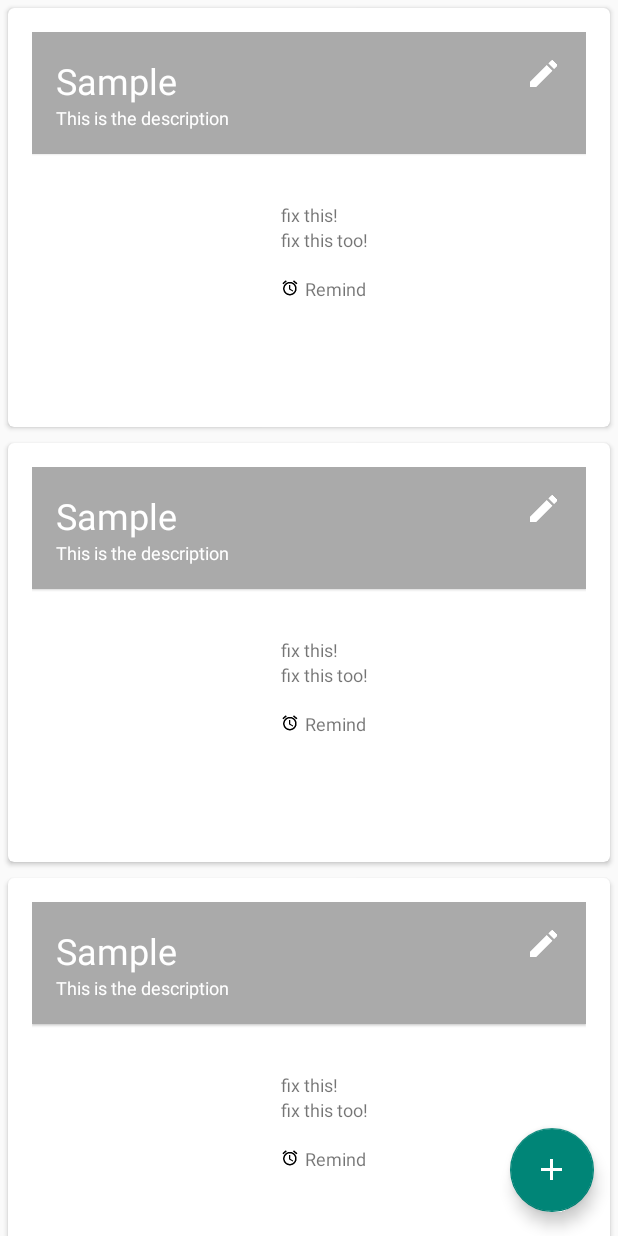
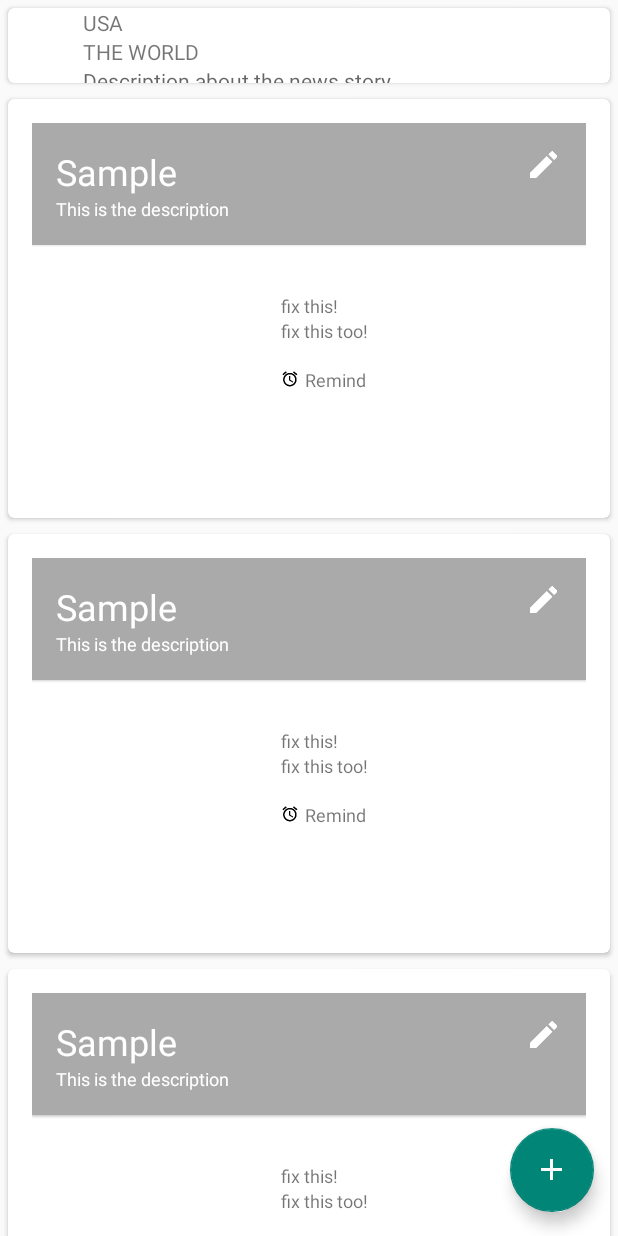
Before and after one commit to ramonaharrison/dream-team-now, an Android app: the screen it shows after launch (MainActivity), on a phone screen of 412 x 824 dp. Run offline under Robolectric (Android 15) with nearby library versions, the light colour scheme and no system bars.

Commit message:
Added news trending card

```diff
--- a/app/src/main/java/com/ramonaharrison/dev/dreamteamnow/CardAdapter.java
+++ b/app/src/main/java/com/ramonaharrison/dev/dreamteamnow/CardAdapter.java
@@ -8,6 +8,7 @@ import android.view.View;
 import android.view.ViewGroup;
 import android.view.animation.Animation;
 import android.view.animation.AnimationUtils;
+import android.widget.ImageView;
 import android.widget.TextView;
 
 import java.util.List;
@@ -24,11 +25,13 @@ public class CardAdapter extends RecyclerView.Adapter<RecyclerView.ViewHolder> {
 
     // TODO: add an int value for each card type
     private final int TODO = 1;
+    private final int TREND = 11;
 
     public CardAdapter(List<CardInfo> cardList, Context context) {
         this.cardList = cardList;
         this.context = context;
     }
+
 
     @Override
     public int getItemCount() {
@@ -55,6 +58,25 @@ public class CardAdapter extends RecyclerView.Adapter<RecyclerView.ViewHolder> {
         }
     }
 
+    public class TrendingViewHolder extends RecyclerView.ViewHolder{
+
+        TextView title,section,description;
+        CardView trendCard;
+        ImageView thumbnail;
+
+        public TrendingViewHolder(View v){
+            super(v);
+            title = (TextView) v.findViewById(R.id.newsTitle);
+            section = (TextView) v.findViewById(R.id.newsSection);
+            description = (TextView) v.findViewById(R.id.newsDescription);
+            thumbnail = (ImageView) v.findViewById(R.id.newsThumbnail);
+            trendCard = (CardView) v.findViewById(R.id.trend_card_view);
+
+        }
+
+
+    }
+
     @Override
     public int getItemViewType(int position) {
 
@@ -62,6 +84,9 @@ public class CardAdapter extends RecyclerView.Adapter<RecyclerView.ViewHolder> {
         if (cardList.get(position).getType().equals("todo")) {
             return TODO;
         }
+        else if(cardList.get(position).getType().equals("trend"))
+            return TREND;
+
         return 0;
     }
 
@@ -76,6 +101,13 @@ public class CardAdapter extends RecyclerView.Adapter<RecyclerView.ViewHolder> {
                      inflate(R.layout.todo_card, parent, false);
 
              return new TodoViewHolder(itemView);
+         }
+        else if(viewType == TREND){
+             View itemView = LayoutInflater.
+                     from(parent.getContext()).
+                     inflate(R.layout.trending_card, parent, false);
+
+             return new TrendingViewHolder(itemView);
          }
 
         return null;
@@ -96,6 +128,15 @@ public class CardAdapter extends RecyclerView.Adapter<RecyclerView.ViewHolder> {
             todoViewHolder.minutesBefore.setText(todo.getMinutesBeforeString());
             setAnimation(todoViewHolder.todoCard, position);
         }
+        else if (viewHolder.getItemViewType() == TREND) {
+            TrendInfo trendInfo = (TrendInfo) cardList.get(position);
+            TrendingViewHolder trendViewHolder = (TrendingViewHolder) viewHolder;
+            trendViewHolder.section.setText(trendInfo.getNewsStories().get(0).getSection());
+            trendViewHolder.title.setText(trendInfo.getNewsStories().get(0).getTitle());
+            trendViewHolder.description.setText(trendInfo.getNewsStories().get(0).getAbstract());
+            //Set thumbnail image here
+            setAnimation(trendViewHolder.trendCard, position);
+        }
     }
 
 
--- a/app/src/main/java/com/ramonaharrison/dev/dreamteamnow/MainActivity.java
+++ b/app/src/main/java/com/ramonaharrison/dev/dreamteamnow/MainActivity.java
@@ -31,7 +31,14 @@ public class MainActivity extends Activity {
     private void initializeCards() {
         //TODO: add your cards to the deck here
         cards = new ArrayList<>();
+        initializeTrend();
         initializeTodo();
+    }
+
+    private void initializeTrend(){
+        TrendInfo trend = new TrendInfo();
+        cards.add(trend);
+
     }
 
     private void initializeTodo() {
@@ -62,4 +69,5 @@ public class MainActivity extends Activity {
         popup.show();
     }
 
+
 }
--- /dev/null
+++ b/app/src/main/java/com/ramonaharrison/dev/dreamteamnow/TrendInfo.java
@@ -0,0 +1,122 @@
+package com.ramonaharrison.dev.dreamteamnow;
+
+import android.os.AsyncTask;
+import android.util.Log;
+
+import com.ramonaharrison.dev.dreamteamnow.model.Result;
+
+import org.json.JSONArray;
+import org.json.JSONObject;
+
+import java.io.IOException;
+import java.io.InputStream;
+import java.io.InputStreamReader;
+import java.io.StringWriter;
+import java.net.HttpURLConnection;
+import java.net.URL;
+import java.util.ArrayList;
+import java.util.List;
+
+/**
+ * Created by kadeemmaragh on 6/27/15.
+ */
+public class TrendInfo extends CardInfo {
+
+    String section;
+    String title;
+    List<Result> newsStories = new ArrayList<>();
+
+    public TrendInfo(){
+
+
+        setType("trend");
+        Result res = new Result();
+        res.setTitle("THE WORLD");
+        res.setSection("USA");
+        newsStories.add(res);
+
+        new AsyncNews().execute();
+    }
+
+   public TrendInfo(String section, String title){
+       setType("trend");
+       this.section = section;
+       this.title = title;
+
+   }
+
+    public String getSection(){
+        return section;
+    }
+
+    public String getTitle(){
+        return title;
+    }
+
+    public List<Result> getNewsStories(){
+        return newsStories;
+    }
+
+    public class AsyncNews extends AsyncTask<Void, Void, List<Result>> {
+
+        @Override
+        protected List<Result> doInBackground(Void... params) {
+
+            String newsUrl = "http://api.nytimes.com/svc/news/v3/content/nyt/all/24?api-key=1fb09ee32a69fd6c40f98e7e38f6b0a4:6:72391617";
+            List<Result> newsList = new ArrayList<>();
+
+            try {
+                URL url = new URL(newsUrl);
+                HttpURLConnection connection = (HttpURLConnection) url.openConnection();
+                connection.setRequestMethod("GET");
+                connection.connect();
+                String output = readStream(connection.getInputStream());
+
+                JSONObject fullWebPage = new JSONObject(output);
+                JSONArray arr = fullWebPage.getJSONArray("results");
+                for (int i = 0; i < arr.length(); i++){
+                    Result result = new Result();
+
+                    JSONObject arr2 = arr.getJSONObject(i);
+
+                    result.setSection(arr2.getString("section"));
+                    result.setTitle(arr2.getString("title"));
+                    result.setAbstract(arr2.getString("abstract"));
+                    result.setUrl(arr2.getString("url"));
+                    result.setThumbnailStandard(arr2.getString("thumbnail_standard"));
+
+                    newsList.add(result);
+                }
+            }
+            catch(Exception e){
+                Log.d("json", "" + e.getStackTrace().toString());
+            }
+
+            return newsList;
+        }
+
+        @Override
+        protected void onPostExecute(List<Result> list) {
+            super.onPostExecute(list);
+            //Update list here
+            newsStories = list;
+            Log.d("asyncTas", "Post execute");
+
+
+
+
+        }
+    }
+
+    private String readStream(InputStream in) throws IOException {
+        char[] buffer = new char[1024 * 4];
+        InputStreamReader reader = new InputStreamReader(in, "UTF8");
+        StringWriter writer = new StringWriter();
+        int n;
+        while ((n = reader.read(buffer)) != -1) {
+            writer.write(buffer, 0, n);
+        }
+        return writer.toString();
+    }
+
+}
--- /dev/null
+++ b/app/src/main/java/com/ramonaharrison/dev/dreamteamnow/model/Result.java
@@ -0,0 +1,334 @@
+package com.ramonaharrison.dev.dreamteamnow.model;
+
+/**
+ * Created by kadeemmaragh on 6/27/15.
+ */
+
+public class Result {
+
+    private String section;
+    private String subsection;
+    private String title;
+    private String _abstract;
+    private String url;
+    private String byline;
+    private String thumbnailStandard;
+    private String itemType;
+    private String source;
+    private String updatedDate;
+    private String createdDate;
+    private String publishedDate;
+    private String materialTypeFacet;
+    private String kicker;
+    private String subheadline;
+    private String geoFacet;
+    private String multimedia;
+
+    /**
+     *
+     * @return
+     * The section
+     */
+    public String getSection() {
+        return section;
+    }
+
+    /**
+     *
+     * @param section
+     * The section
+     */
+    public void setSection(String section) {
+        this.section = section;
+    }
+
+    /**
+     *
+     * @return
+     * The subsection
+     */
+    public String getSubsection() {
+        return subsection;
+    }
+
+    /**
+     *
+     * @param subsection
+     * The subsection
+     */
+    public void setSubsection(String subsection) {
+        this.subsection = subsection;
+    }
+
+    /**
+     *
+     * @return
+     * The title
+     */
+    public String getTitle() {
+        return title;
+    }
+
+    /**
+     *
+     * @param title
+     * The title
+     */
+    public void setTitle(String title) {
+        this.title = title;
+    }
+
+    /**
+     *
+     * @return
+     * The _abstract
+     */
+    public String getAbstract() {
+        return _abstract;
+    }
+
+    /**
+     *
+     * @param _abstract
+     * The abstract
+     */
+    public void setAbstract(String _abstract) {
+        this._abstract = _abstract;
+    }
+
+    /**
+     *
+     * @return
+     * The url
+     */
+    public String getUrl() {
+        return url;
+    }
+
+    /**
+     *
+     * @param url
+     * The url
+     */
+    public void setUrl(String url) {
+        this.url = url;
+    }
+
+    /**
+     *
+     * @return
+     * The byline
+     */
+    public String getByline() {
+        return byline;
+    }
+
+    /**
+     *
+     * @param byline
+     * The byline
+     */
+    public void setByline(String byline) {
+        this.byline = byline;
+    }
+
+    /**
+     *
+     * @return
+     * The thumbnailStandard
+     */
+    public String getThumbnailStandard() {
+        return thumbnailStandard;
+    }
+
+    /**
+     *
+     * @param thumbnailStandard
+     * The thumbnail_standard
+     */
+    public void setThumbnailStandard(String thumbnailStandard) {
+        this.thumbnailStandard = thumbnailStandard;
+    }
+
+    /**
+     *
+     * @return
+     * The itemType
+     */
+    public String getItemType() {
+        return itemType;
+    }
+
+    /**
+     *
+     * @param itemType
+     * The item_type
+     */
+    public void setItemType(String itemType) {
+        this.itemType = itemType;
+    }
+
+    /**
+     *
+     * @return
+     * The source
+     */
+    public String getSource() {
+        return source;
+    }
+
+    /**
+     *
+     * @param source
+     * The source
+     */
+    public void setSource(String source) {
+        this.source = source;
+    }
+
+    /**
+     *
+     * @return
+     * The updatedDate
+     */
+    public String getUpdatedDate() {
+        return updatedDate;
+    }
+
+    /**
+     *
+     * @param updatedDate
+     * The updated_date
+     */
+    public void setUpdatedDate(String updatedDate) {
+        this.updatedDate = updatedDate;
+    }
+
+    /**
+     *
+     * @return
+     * The createdDate
+     */
+    public String getCreatedDate() {
+        return createdDate;
+    }
+
+    /**
+     *
+     * @param createdDate
+     * The created_date
+     */
+    public void setCreatedDate(String createdDate) {
+        this.createdDate = createdDate;
+    }
+
+    /**
+     *
+     * @return
+     * The publishedDate
+     */
+    public String getPublishedDate() {
+        return publishedDate;
+    }
+
+    /**
+     *
+     * @param publishedDate
+     * The published_date
+     */
+    public void setPublishedDate(String publishedDate) {
+        this.publishedDate = publishedDate;
+    }
+
+    /**
+     *
+     * @return
+     * The materialTypeFacet
+     */
+    public String getMaterialTypeFacet() {
+        return materialTypeFacet;
+    }
+
+    /**
+     *
+     * @param materialTypeFacet
+     * The material_type_facet
+     */
+    public void setMaterialTypeFacet(String materialTypeFacet) {
+        this.materialTypeFacet = materialTypeFacet;
+    }
+
+    /**
+     *
+     * @return
+     * The kicker
+     */
+    public String getKicker() {
+        return kicker;
+    }
+
+    /**
+     *
+     * @param kicker
+     * The kicker
+     */
+    public void setKicker(String kicker) {
+        this.kicker = kicker;
+    }
+
+    /**
+     *
+     * @return
+     * The subheadline
+     */
+    public String getSubheadline() {
+        return subheadline;
+    }
+
+    /**
+     *
+     * @param subheadline
+     * The subheadline
+     */
+    public void setSubheadline(String subheadline) {
+        this.subheadline = subheadline;
+    }
+
+
+    /**
+     *
+     * @return
+     * The geoFacet
+     */
+    public String getGeoFacet() {
+        return geoFacet;
+    }
+
+    /**
+     *
+     * @param geoFacet
+     * The geo_facet
+     */
+    public void setGeoFacet(String geoFacet) {
+        this.geoFacet = geoFacet;
+    }
+
+    /**
+     *
+     * @return
+     * The multimedia
+     */
+    public String getMultimedia() {
+        return multimedia;
+    }
+
+    /**
+     *
+     * @param multimedia
+     * The multimedia
+     */
+    public void setMultimedia(String multimedia) {
+        this.multimedia = multimedia;
+    }
+
+}
--- /dev/null
+++ b/app/src/main/res/layout/trending_card.xml
@@ -0,0 +1,52 @@
+<?xml version="1.0" encoding="utf-8"?>
+
+<android.support.v7.widget.CardView xmlns:android="http://schemas.android.com/apk/res/android"
+    xmlns:card_view="http://schemas.android.com/apk/res-auto"
+    android:id="@+id/trend_card_view"
+    android:layout_width="match_parent"
+    android:layout_height="wrap_content"
+    android:layout_margin="5dp"
+    android:orientation="horizontal"
+    card_view:cardCornerRadius="4dp">
+
+    <LinearLayout
+        android:orientation="horizontal"
+        android:layout_width="match_parent"
+        android:layout_height="match_parent">
+
+        <ImageView
+            android:layout_width="50dp"
+            android:layout_height="50dp"
+            android:id="@+id/newsThumbnail"/>
+
+        <LinearLayout
+            android:orientation="vertical"
+            android:layout_width="match_parent"
+            android:layout_height="match_parent">
+
+            <TextView
+                android:layout_width="match_parent"
+                android:layout_height="wrap_content"
+                android:id="@+id/newsSection"
+                android:hint="Section"/>
+
+            <TextView
+                android:layout_width="match_parent"
+                android:layout_height="wrap_content"
+                android:id="@+id/newsTitle"
+                android:hint="Title"
+                />
+            <TextView
+                android:layout_width="match_parent"
+                android:layout_height="wrap_content"
+                android:id="@+id/newsDescription"
+                android:hint="Description about the news story "
+                />
+            <!--Put ellipsis on ^ textview-->
+
+            </LinearLayout>
+
+    </LinearLayout>
+
+
+</android.support.v7.widget.CardView>
```
